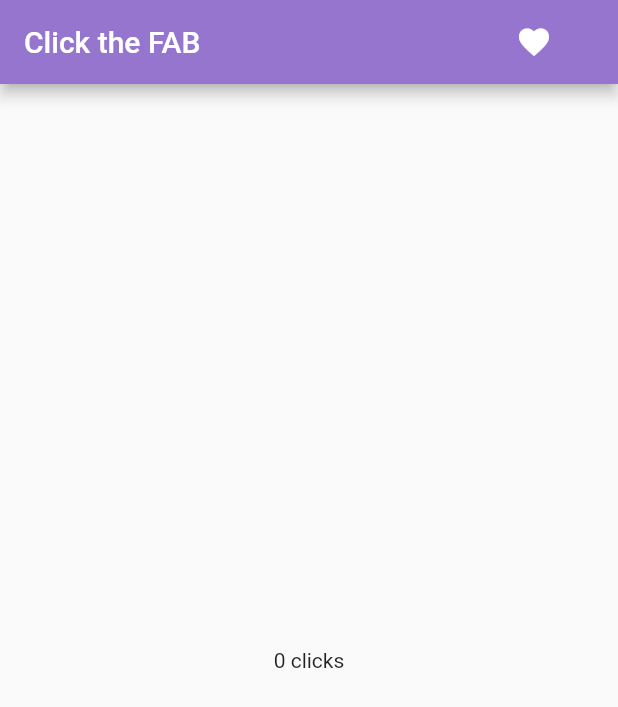
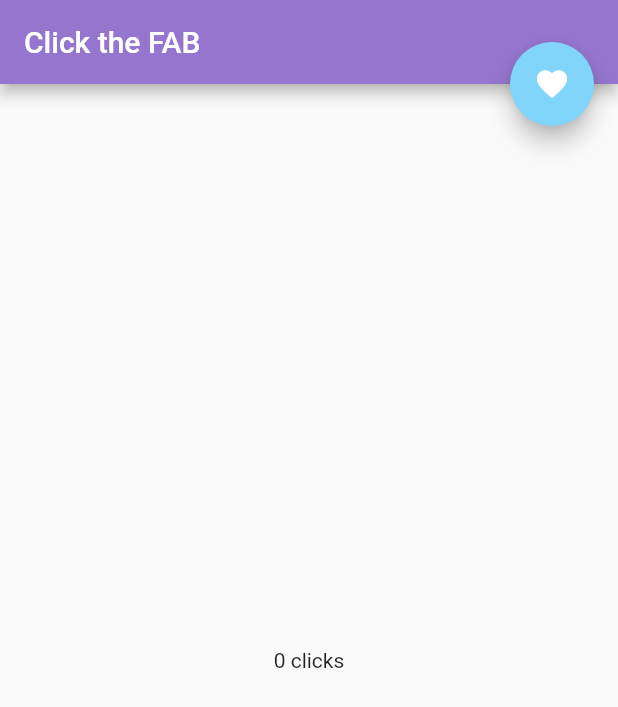
Before and after one commit to Alderbane/Tarea1Moviles, a Flutter app: the screen it shows after launch, on a phone screen of 412 x 824 dp. Shown: the top 707 px of the screen. Run offline on Flutter 3.47's test engine with Material 2 defaults, Android fonts, the phone set to English and light mode, and no system bars.

Commit message:
FAB made

```diff
--- a/lib/main.dart
+++ b/lib/main.dart
@@ -32,9 +32,16 @@ class _HomePageState extends State<HomePage> {
       appBar: AppBar(
         backgroundColor: Colors.deepPurple[300],
         title: Text('Click the FAB'),
-        actions: [
-          IconButton(
-            icon: Icon(
+      ),
+      body: Center(
+        child: Container(
+          child: Text('$_counter clicks'),
+        ),
+      ),
+      floatingActionButtonLocation: FloatingActionButtonLocation.endTop,
+      floatingActionButton: FloatingActionButton(
+        backgroundColor: Colors.lightBlue[200],
+        child: Icon(
           Icons.favorite,
           color: _counter % 2 == 0 ? Colors.white : Colors.red,
         ),
@@ -46,7 +53,7 @@ class _HomePageState extends State<HomePage> {
                 ? SnackBar(
                     content: Text("Scaffold sin accion"),
                   )
-                    :SnackBar(
+                : SnackBar(
                     content: Text("Mostrar Fecha"),
                     action: SnackBarAction(
                       label: "Fecha",
@@ -67,16 +74,6 @@ class _HomePageState extends State<HomePage> {
           setState(() {});
         },
       ),
-          Padding(
-            padding: EdgeInsets.symmetric(horizontal: 16),
-          ),
-        ],
-      ),
-      body: Center(
-        child: Container(
-          child: Text('$_counter clicks'),
-        ),
-      ),
     );
   }
 }
```
Lines whose indentation alone changed are shown as unchanged.
